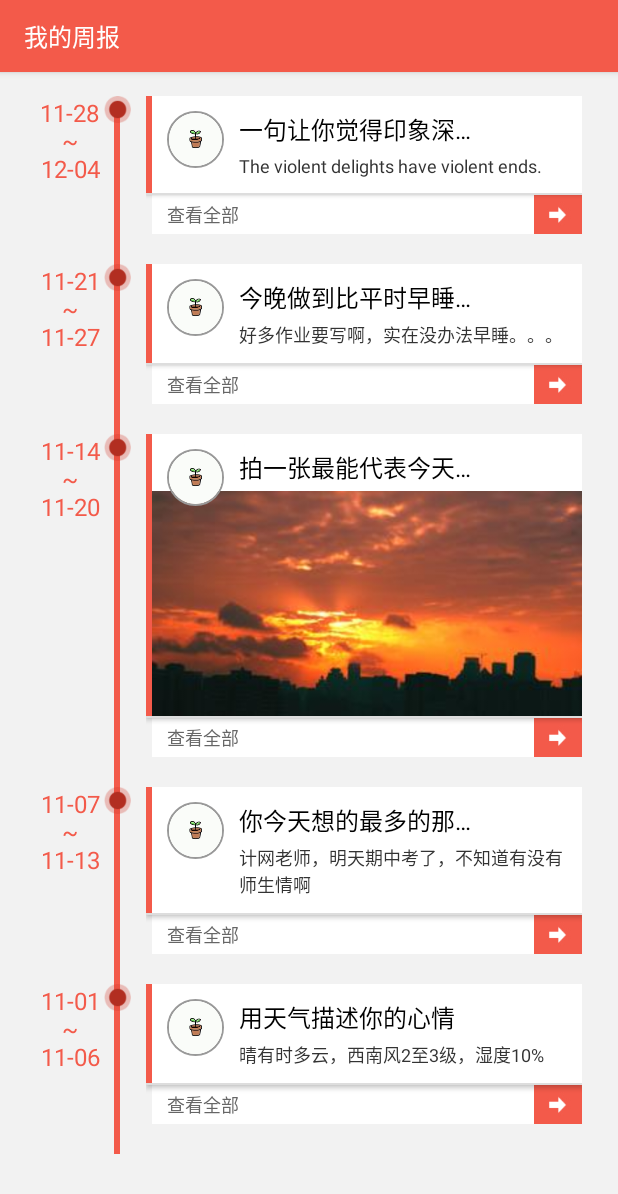
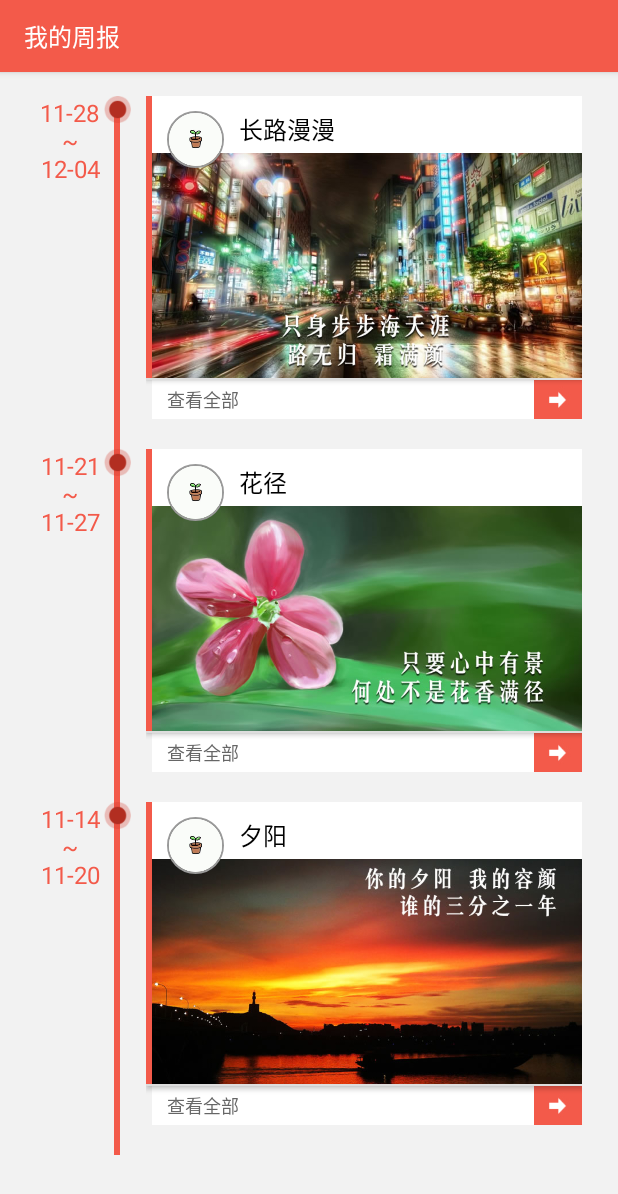
Before and after one commit to neilsun2009/Sanxing, an Android app: the WeeklyActivity screen opened directly, with no data from a screen before it, on a phone screen of 412 x 824 dp. Shown: the top 1194 px of the screen. Run offline under Robolectric (Android 15) with nearby library versions, the phone set to English and light mode, and no system bars.

Commit message:
demo finished for real
or not?

```diff
--- a/app/src/main/java/com/note8/sanxing/activities/WeeklyActivity.java
+++ b/app/src/main/java/com/note8/sanxing/activities/WeeklyActivity.java
@@ -28,28 +28,28 @@ public class WeeklyActivity extends AppCompatActivity {
     private ArrayList<TodayClass> initWeeklyData() {
         ArrayList<TodayClass> list = new ArrayList<>();
         TodayClass temp = new TodayClass(0, "11-28\n~\n12-04", "一句让你觉得印象深刻的话", "The violent delights have violent ends.",
-                0, false, "查看全部", true, true);
+                R.drawable.weekly_list_photo3, true, "查看全部", true, true, "长路漫漫");
         list.add(temp);
         temp = new TodayClass(1, "11-21\n" +
                 "~\n" +
                 "11-27", "今晚做到比平时早睡了吗", "好多作业要写啊，实在没办法早睡。。。",
-                0, false, "查看全部", true, true);
+                R.drawable.weekly_list_photo2, true, "查看全部", true, true, "花径");
         list.add(temp);
         temp = new TodayClass(2, "11-14\n" +
                 "~\n" +
                 "11-20", "拍一张最能代表今天心情的照片", "夕阳无限好，可惜近黄昏",
-                R.drawable.weekly_list_photo, true, "查看全部", true, true);
+                R.drawable.weekly_list_photo1, true, "查看全部", true, true, "夕阳");
         list.add(temp);
-        temp = new TodayClass(3, "11-07\n" +
-                "~\n" +
-                "11-13", "你今天想的最多的那个人是谁", "计网老师，明天期中考了，不知道有没有师生情啊",
-                0, false, "查看全部", true, true);
-        list.add(temp);
-        temp = new TodayClass(4, "11-01\n" +
-                "~\n" +
-                "11-06", "用天气描述你的心情", "晴有时多云，西南风2至3级，湿度10%",
-                0, false, "查看全部", true, true);
-        list.add(temp);
+//        temp = new TodayClass(3, "11-07\n" +
+//                "~\n" +
+//                "11-13", "你今天想的最多的那个人是谁", "计网老师，明天期中考了，不知道有没有师生情啊",
+//                0, false, "查看全部", true, true);
+//        list.add(temp);
+//        temp = new TodayClass(4, "11-01\n" +
+//                "~\n" +
+//                "11-06", "用天气描述你的心情", "晴有时多云，西南风2至3级，湿度10%",
+//                0, false, "查看全部", true, true);
+//        list.add(temp);
         return list;
     }
 }
--- a/app/src/main/java/com/note8/sanxing/adapters/TodayAdapter.java
+++ b/app/src/main/java/com/note8/sanxing/adapters/TodayAdapter.java
@@ -60,6 +60,9 @@ public class TodayAdapter extends ArrayAdapter<TodayClass> {
             answerImg.setVisibility(View.GONE);
             answerTxt.setVisibility(View.VISIBLE);
         }
+        if (!today.weeklyTitle.isEmpty()) {
+            titleTxt.setText(today.weeklyTitle);
+        }
         totalLayout.setOnClickListener(new View.OnClickListener() {
             @Override
             public void onClick(View view) {
--- a/app/src/main/java/com/note8/sanxing/items/TodayClass.java
+++ b/app/src/main/java/com/note8/sanxing/items/TodayClass.java
@@ -19,9 +19,11 @@ public class TodayClass{
     public String bottomText;
     public boolean showAnswer;
     public boolean gotoAnswer;
+    public String weeklyTitle;
 
     public TodayClass(int _id, String _date, String _title, String _content,
-                      int _photoRes, boolean _hasPhoto, String _bottomText, boolean _showAnswer, boolean _gotoAnswer) {
+                      int _photoRes, boolean _hasPhoto, String _bottomText, boolean _showAnswer,
+                      boolean _gotoAnswer, String _weeklyTitle) {
         id = _id;
         date = _date;
         title = _title;
@@ -31,24 +33,26 @@ public class TodayClass{
         bottomText = _bottomText;
         showAnswer = _showAnswer;
         gotoAnswer = _gotoAnswer;
+        weeklyTitle = _weeklyTitle;
+
     }
     public static List<TodayClass> todayList = initTodayData();
     private static ArrayList<TodayClass> initTodayData() {
         ArrayList<TodayClass> list = new ArrayList<>();
         TodayClass temp = new TodayClass(0, "12-10", "今天最开心的事情是什么", "花了五六个小时，终于de好bug了",
-                0, false, "今天回答(2/3)，继续回答", true, false);
+                0, false, "今天回答(2/3)，继续回答", true, false, "");
         list.add(temp);
         temp = new TodayClass(1, "12-09", "今天看了什么美剧吗", "最近看了HBO的西部世界，探讨了很多关于人工智能获得自主意识之后，产生的矛盾，很适合程序员看~",
-                0, false, "查看全部", true, true);
+                0, false, "查看全部", true, true, "");
         list.add(temp);
         temp = new TodayClass(2, "12-08", "用手机拍一下今天的天空", "在实验楼旁边拍的，这个角度好美",
-                R.drawable.today_list_photo, true, "查看全部", true, true);
+                R.drawable.today_list_photo, true, "查看全部", true, true, "");
         list.add(temp);
         temp = new TodayClass(3, "12-07", "用一首歌形容今天的心情吧", "崔健的《假行僧》，“我要从南走到北，我还要从白走到黑，我要人们都看到我，但不知道我是谁”",
-                0, false, "查看全部", true, true);
+                0, false, "查看全部", true, true, "");
         list.add(temp);
         temp = new TodayClass(4, "12-06", "还记得昨晚梦见了什么吗", "昨晚梦到在天河体育场看国足踢香港，五块钱一张票，然后，国足还是没赢。。。",
-                0, false, "查看全部", true, true);
+                0, false, "查看全部", true, true, "");
         list.add(temp);
         return list;
     }
```
Also changed, not shown: app/src/main/AndroidManifest.xml (+7 -5 lines), app/src/main/java/com/note8/sanxing/activities/AnswerQuestionActivity.java (+11 -3 lines), app/src/main/java/com/note8/sanxing/activities/MainActivity.java (+8 -0 lines), app/src/main/res/drawable/weekly_list_photo1.jpg (added), app/src/main/res/drawable/weekly_list_photo2.jpg (added), app/src/main/res/drawable/weekly_list_photo3.jpg (added).
